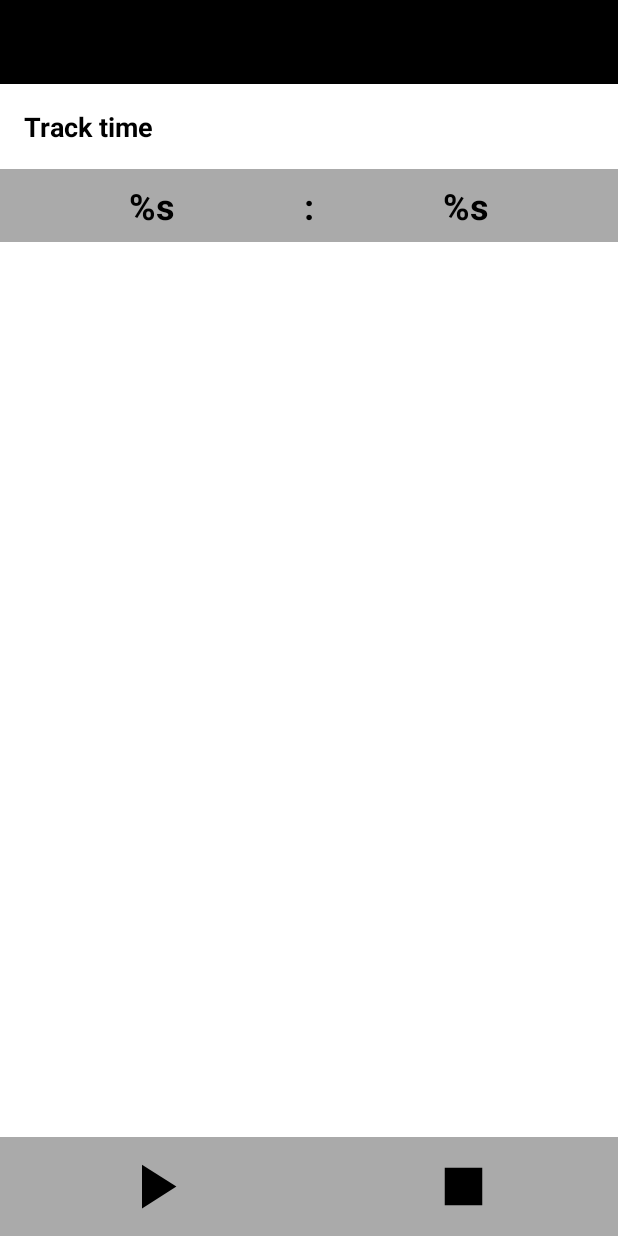
After one commit to LexuBBAA/Tracker, an Android app: the layout activity_track_time.xml on its own in the app's theme, with its tools: preview values and no code run, on a phone screen of 412 x 824 dp. The commit adds this screen. Run offline under Robolectric (Android 15) with nearby library versions, the phone set to English and light mode, and no system bars.

Commit message:
Added layout files: main, time_entry, track_time; Added gradle files; Created placeholder values for strings; Added icon resources;

```diff
--- a/app/build.gradle
+++ b/app/build.gradle
@@ -19,10 +19,13 @@ android {
 }
 
 dependencies {
+    compile project(":materialexu")
+
     implementation fileTree(dir: 'libs', include: ['*.jar'])
     implementation 'com.android.support:appcompat-v7:26.1.0'
     implementation 'com.android.support.constraint:constraint-layout:1.0.2'
     testImplementation 'junit:junit:4.12'
     androidTestImplementation 'com.android.support.test:runner:1.0.1'
     androidTestImplementation 'com.android.support.test.espresso:espresso-core:3.0.1'
+    implementation 'com.android.support:design:26.1.0'
 }
--- a/app/src/main/AndroidManifest.xml
+++ b/app/src/main/AndroidManifest.xml
@@ -8,7 +8,7 @@
         android:label="@string/app_name"
         android:roundIcon="@mipmap/ic_launcher_round"
         android:supportsRtl="true"
-        android:theme="@style/AppTheme">
+        android:theme="@style/Theme.AppCompat.NoActionBar">
         <activity android:name=".MainActivity">
             <intent-filter>
                 <action android:name="android.intent.action.MAIN"/>
--- /dev/null
+++ b/app/src/main/res/drawable/ic_play_arrow_black_24dp.xml
@@ -0,0 +1,9 @@
+<vector xmlns:android="http://schemas.android.com/apk/res/android"
+        android:width="24dp"
+        android:height="24dp"
+        android:viewportWidth="24.0"
+        android:viewportHeight="24.0">
+    <path
+        android:fillColor="#FF000000"
+        android:pathData="M8,5v14l11,-7z"/>
+</vector>
--- /dev/null
+++ b/app/src/main/res/drawable/ic_stop_black_24dp.xml
@@ -0,0 +1,9 @@
+<vector xmlns:android="http://schemas.android.com/apk/res/android"
+        android:width="24dp"
+        android:height="24dp"
+        android:viewportWidth="24.0"
+        android:viewportHeight="24.0">
+    <path
+        android:fillColor="#FF000000"
+        android:pathData="M6,6h12v12H6z"/>
+</vector>
--- /dev/null
+++ b/app/src/main/res/layout/activity_track_time.xml
@@ -0,0 +1,172 @@
+<?xml version="1.0" encoding="utf-8"?>
+<android.support.constraint.ConstraintLayout
+    xmlns:android="http://schemas.android.com/apk/res/android"
+    xmlns:app="http://schemas.android.com/apk/res-auto"
+    android:layout_width="match_parent"
+    android:layout_height="match_parent"
+    android:background="@android:color/white">
+
+    <com.lexu.materialexu.Toolbar
+        android:id="@+id/toolbar"
+        android:layout_width="0dp"
+        android:layout_height="wrap_content"
+        android:background="@android:color/background_dark"
+        android:minHeight="?attr/actionBarSize"
+        app:layout_constraintEnd_toEndOf="parent"
+        app:layout_constraintStart_toStartOf="parent"
+        app:layout_constraintTop_toTopOf="parent"/>
+
+    <TextView
+        android:id="@+id/track_title"
+        android:layout_width="0dp"
+        android:layout_height="wrap_content"
+        android:layout_marginEnd="16dp"
+        android:layout_marginStart="16dp"
+        android:layout_marginTop="16dp"
+        android:text="Track time"
+        android:textColor="@android:color/black"
+        android:textSize="18sp"
+        android:textStyle="bold"
+        app:layout_constraintEnd_toEndOf="parent"
+        app:layout_constraintStart_toStartOf="parent"
+        app:layout_constraintTop_toBottomOf="@+id/toolbar"/>
+
+    <LinearLayout
+        android:id="@+id/linearLayout2"
+        android:layout_width="0dp"
+        android:layout_height="wrap_content"
+        android:layout_marginTop="16dp"
+        android:background="@android:color/darker_gray"
+        android:orientation="horizontal"
+        android:paddingBottom="8dp"
+        android:paddingTop="8dp"
+        app:layout_constraintEnd_toEndOf="parent"
+        app:layout_constraintStart_toStartOf="parent"
+        app:layout_constraintTop_toBottomOf="@+id/track_title">
+
+        <TextView
+            android:id="@+id/track_minutes"
+            android:layout_width="wrap_content"
+            android:layout_height="wrap_content"
+            android:layout_weight="1"
+            android:text="@string/time_value_placeholder"
+            android:textAlignment="center"
+            android:textColor="@android:color/black"
+            android:textSize="24sp"
+            android:textStyle="bold"/>
+
+        <TextView
+            android:layout_width="wrap_content"
+            android:layout_height="wrap_content"
+            android:text="@string/time_separator"
+            android:textColor="@android:color/black"
+            android:textSize="24sp"
+            android:textStyle="bold"/>
+
+        <TextView
+            android:id="@+id/track_seconds"
+            android:layout_width="wrap_content"
+            android:layout_height="wrap_content"
+            android:layout_weight="1"
+            android:text="@string/time_value_placeholder"
+            android:textAlignment="center"
+            android:textColor="@android:color/black"
+            android:textSize="24sp"
+            android:textStyle="bold"/>
+    </LinearLayout>
+
+    <LinearLayout
+        android:id="@+id/linearLayout"
+        android:layout_width="0dp"
+        android:layout_height="wrap_content"
+        android:orientation="horizontal"
+        android:background="@android:color/darker_gray"
+        android:paddingBottom="8dp"
+        android:paddingTop="8dp"
+        app:layout_constraintBottom_toBottomOf="parent"
+        app:layout_constraintEnd_toEndOf="parent"
+        app:layout_constraintStart_toStartOf="parent">
+
+        <ImageView
+            android:id="@+id/track_play"
+            android:layout_width="wrap_content"
+            android:layout_height="wrap_content"
+            android:layout_weight="1"
+            android:contentDescription="@string/play_pause_button"
+            android:minHeight="50dp"
+            android:src="@drawable/ic_play_arrow_black_24dp"/>
+
+        <ImageView
+            android:id="@+id/track_stop"
+            android:layout_width="wrap_content"
+            android:layout_height="wrap_content"
+            android:layout_weight="1"
+            android:contentDescription="@string/stop_button"
+            android:minHeight="50dp"
+            android:src="@drawable/ic_stop_black_24dp"/>
+    </LinearLayout>
+
+    <LinearLayout
+        android:id="@+id/track_save_section"
+        android:layout_width="0dp"
+        android:layout_height="0dp"
+        android:orientation="vertical"
+        android:visibility="gone"
+        app:layout_constraintBottom_toTopOf="@+id/linearLayout"
+        app:layout_constraintEnd_toEndOf="parent"
+        app:layout_constraintStart_toStartOf="parent"
+        app:layout_constraintTop_toBottomOf="@+id/linearLayout2">
+
+        <EditText
+            android:id="@+id/track_task_title"
+            android:layout_width="match_parent"
+            android:layout_height="wrap_content"
+            android:layout_marginEnd="16dp"
+            android:layout_marginStart="16dp"
+            android:layout_marginTop="16dp"
+            android:ems="10"
+            android:hint="@string/task_title_optional"
+            android:inputType="textPersonName"
+            android:singleLine="true"
+            android:textColor="@android:color/black"
+            android:textColorHint="@android:color/darker_gray"
+            android:textStyle="bold"
+            app:layout_constraintEnd_toEndOf="parent"
+            app:layout_constraintStart_toStartOf="parent"
+            app:layout_constraintTop_toBottomOf="@+id/linearLayout2"/>
+
+        <EditText
+            android:id="@+id/track_task_description"
+            android:layout_width="match_parent"
+            android:layout_height="0dp"
+            android:layout_marginTop="8dp"
+            android:layout_weight="1"
+            android:ems="10"
+            android:gravity="start"
+            android:hint="@string/task_description_optional"
+            android:inputType="textPersonName"
+            android:paddingEnd="16dp"
+            android:paddingLeft="16dp"
+            android:paddingRight="16dp"
+            android:paddingStart="16dp"
+            android:textAlignment="viewStart"
+            android:textColor="@android:color/black"
+            android:textColorHint="@android:color/darker_gray"
+            android:textSize="14sp"
+            app:layout_constraintEnd_toEndOf="@+id/track_task_title"
+            app:layout_constraintStart_toStartOf="@+id/track_task_title"
+            app:layout_constraintTop_toBottomOf="@+id/track_task_title"/>
+
+        <Button
+            android:id="@+id/track_task_save"
+            android:layout_width="match_parent"
+            android:layout_height="wrap_content"
+            android:background="@android:color/black"
+            android:text="@string/save"
+            android:textAllCaps="false"
+            android:textColor="@android:color/white"
+            android:textSize="18sp"
+            android:textStyle="bold"/>
+    </LinearLayout>
+
+</android.support.constraint.ConstraintLayout>
--- a/app/src/main/res/values/strings.xml
+++ b/app/src/main/res/values/strings.xml
@@ -1,3 +1,15 @@
 <resources>
     <string name="app_name">Tracker</string>
+    <string name="play_pause_button">Play/pause button</string>
+    <string name="stop_button">Stop button</string>
+    <string name="task_description_optional">Task description (optional)</string>
+    <string name="save">Save</string>
+    <string name="task_title_optional">Task Title (optional)</string>
+    <string name="time_separator">:</string>
+    <string name="time_value_placeholder">%s</string>
+    <string name="title_placeholder">Title placeholder</string>
+    <string name="long_text_placeholder">Lorem ipsum dolor sit amet, consectetur adipiscing elit. Ut quis ultrices sem. Sed vel porta ex. Suspendisse euismod lacus neque, quis placerat lectus scelerisque sed. Donec scelerisque augue eget felis pellentesque, et auctor elit laoreet. Sed quis nulla rutrum, eleifend enim sed, congue velit. Aliquam id ultricies neque. Sed vitae augue et neque accumsan porta sed suscipit enim.</string>
+    <string name="formatted_time_placeholder">%dh %dm</string>
+    <string name="date_placeholder">Date placeholder</string>
+    <string name="time_entries_title">Time Entries</string>
 </resources>
--- a/build.gradle
+++ b/build.gradle
@@ -7,7 +7,7 @@ buildscript {
         jcenter()
     }
     dependencies {
-        classpath 'com.android.tools.build:gradle:3.0.0'
+        classpath 'com.android.tools.build:gradle:3.0.1'
 
 
         // NOTE: Do not place your application dependencies here; they belong
--- a/settings.gradle
+++ b/settings.gradle
@@ -1 +1 @@
-include ':app'
+include ':app', ':materialexu'
```
Also changed, not shown: app/src/main/res/drawable/ic_pause_black_24dp.xml (added, +9 -0 lines), app/src/main/res/drawable/ic_play_circle_filled_black_24dp.xml (added, +9 -0 lines), app/src/main/res/layout/activity_main.xml (+59 -7 lines), app/src/main/res/layout/layout_time_entry.xml (added, +62 -0 lines).
